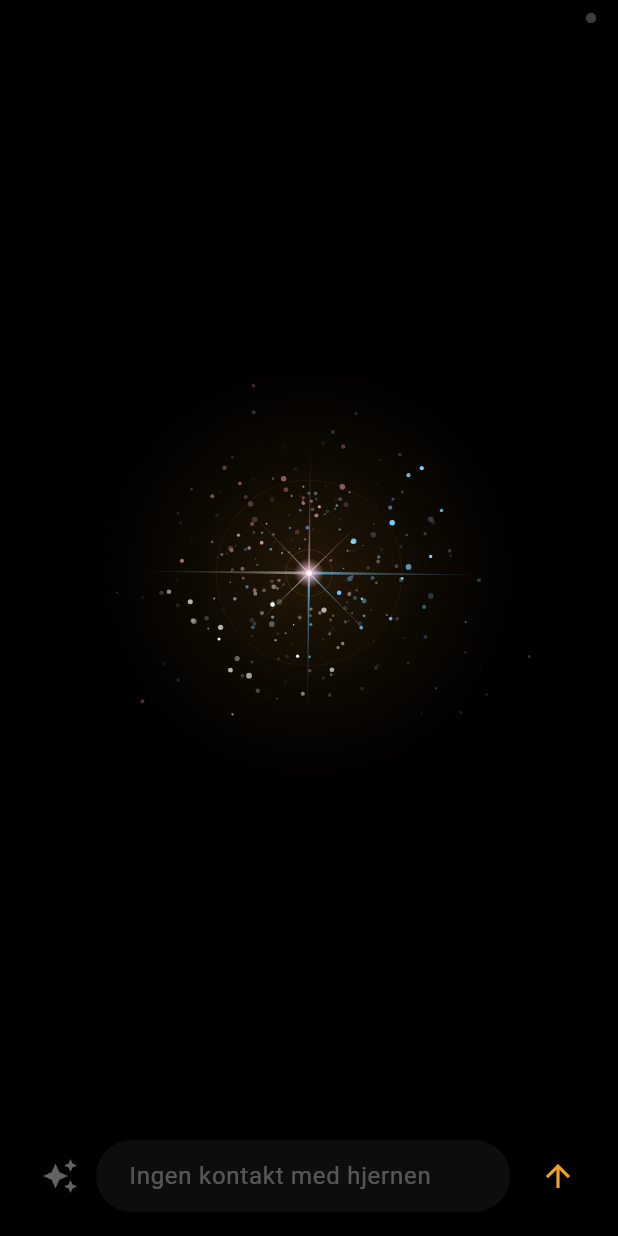
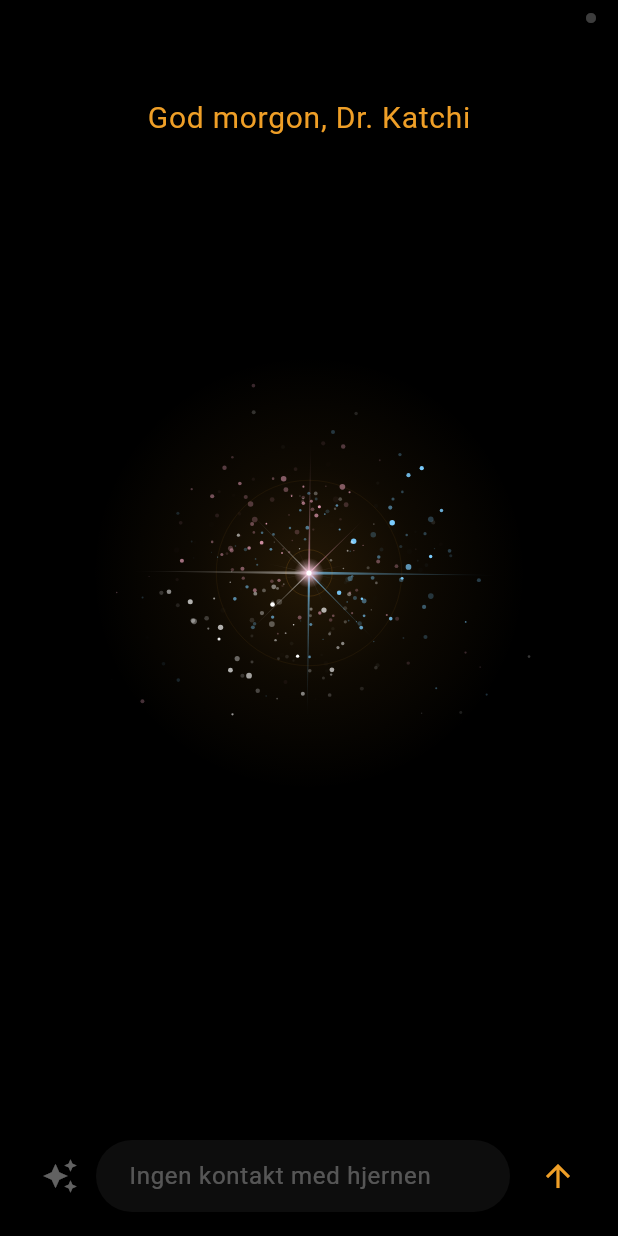
Before and after one commit to Katchii-t4t/Ciel-OS, a Flutter app: the first screen one second after launch, on a phone screen of 412 x 824 dp. Run offline on Flutter 3.47's test engine with Material 3 defaults, Android fonts, the phone set to English and light mode, and no system bars; our stand-ins replace local_auth, shared_preferences; missing offline and left inert: flutter_overlay_window, google_mlkit_digital_ink_recognition; network calls fail.

Commit message:
Ciel orb as Samsung lock-screen wallpaper + welcome greeting on home
Lock screen: renderOrbPng renders a still orb frame; Launcher.setLockWallpaper -> WallpaperManager FLAG_LOCK (SET_WALLPAPER). Ciel orb becomes the lock-screen background; Samsung's native lock UI (clock/widgets/unlock) sits on top. Static, no pulsing. Settings button to set it (uses current mode colour + girl state). Home: time-aware greeting (God morgon/ettermiddag/kveld, Dr. Katchi) fades in on launch + on resume after unlock.

Co-Authored-By: Claude Opus 4.8 <noreply@anthropic.com>

```diff
--- a/ciel_app/lib/screens/home.dart
+++ b/ciel_app/lib/screens/home.dart
@@ -34,6 +34,7 @@ class _HomeScreenState extends State<HomeScreen> with WidgetsBindingObserver {
   bool _overlayPerm = false;
   bool _lockEnabled = false;
   bool _girlPermanent = true; // vis girl mode alltid (kan slåast av i innstillingar)
+  bool _showGreeting = false;
 
   String _mode = 'ambient';
   bool _girlMode = false;
@@ -52,6 +53,7 @@ class _HomeScreenState extends State<HomeScreen> with WidgetsBindingObserver {
     WidgetsBinding.instance.addObserver(this);
     _boot();
     _initOverlay();
+    _greet();
   }
 
   Future<void> _boot() async {
@@ -133,6 +135,27 @@ class _HomeScreenState extends State<HomeScreen> with WidgetsBindingObserver {
       if (mounted) setState(() => _answer += '\n\n[feil: $e]');
     }, onDone: () {
       if (mounted) setState(() => _busy = false);
+    });
+  }
+
+  // ── Velkomst-helsing (JARVIS-augneblinken etter opplåsing) ───────────────
+  String _greetingText() {
+    final h = DateTime.now().hour;
+    final part = h < 5
+        ? 'God natt'
+        : h < 12
+            ? 'God morgon'
+            : h < 18
+                ? 'God ettermiddag'
+                : 'God kveld';
+    return '$part, Dr. Katchi';
+  }
+
+  void _greet() {
+    if (!mounted) return;
+    setState(() => _showGreeting = true);
+    Future.delayed(const Duration(milliseconds: 4500), () {
+      if (mounted) setState(() => _showGreeting = false);
     });
   }
 
@@ -241,6 +264,7 @@ class _HomeScreenState extends State<HomeScreen> with WidgetsBindingObserver {
 
   @override
   void didChangeAppLifecycleState(AppLifecycleState state) async {
+    if (state == AppLifecycleState.resumed) _greet(); // "God morgon, Dr. Katchi" etter opplåsing
     if (!_overlayPerm) return;
     try {
       if (state == AppLifecycleState.paused) {
@@ -346,6 +370,25 @@ class _HomeScreenState extends State<HomeScreen> with WidgetsBindingObserver {
             ),
           ]),
           const SizedBox(height: 8),
+          OutlinedButton.icon(
+            onPressed: () async {
+              final dpr = MediaQuery.of(ctx).devicePixelRatio;
+              final s = MediaQuery.of(ctx).size;
+              final png = await renderOrbPng(
+                width: (s.width * dpr).round(),
+                height: (s.height * dpr).round(),
+                color: _modeColor,
+                girl: _girlPermanent || _girlMode,
+              );
+              if (png != null) {
+                final ok = await Launcher.setLockWallpaper(png);
+                _flash(ok ? 'Ciel sett som låsskjerm-bakgrunn 🌙' : 'Klarte ikkje setje låsskjerm');
+              }
+            },
+            icon: const Icon(Icons.wallpaper),
+            label: const Text('Sett Ciel-orb som låsskjerm'),
+          ),
+          const SizedBox(height: 8),
           FilledButton(
             onPressed: () async {
               final prefs = await SharedPreferences.getInstance();
@@ -369,7 +412,8 @@ class _HomeScreenState extends State<HomeScreen> with WidgetsBindingObserver {
     return Scaffold(
       backgroundColor: Colors.black,
       body: SafeArea(
-        child: Column(children: [
+        child: Stack(children: [
+          Column(children: [
           // Diskret status (ikkje chrome — berre ein liten prikk)
           Padding(
             padding: const EdgeInsets.only(top: 8, right: 14),
@@ -453,6 +497,30 @@ class _HomeScreenState extends State<HomeScreen> with WidgetsBindingObserver {
                     ),
             ]),
           ),
+          ]),
+          // Velkomst-helsing — tonar inn etter opplåsing, så ut igjen
+          Positioned(
+            top: 64,
+            left: 0,
+            right: 0,
+            child: IgnorePointer(
+              child: Center(
+                child: AnimatedOpacity(
+                  opacity: _showGreeting ? 1 : 0,
+                  duration: const Duration(milliseconds: 900),
+                  child: Text(
+                    _greetingText(),
+                    style: TextStyle(
+                      color: _modeColor,
+                      fontSize: 20,
+                      letterSpacing: .5,
+                      shadows: const [Shadow(blurRadius: 14, color: Colors.black)],
+                    ),
+                  ),
+                ),
+              ),
+            ),
+          ),
         ]),
       ),
     );
```
Also changed, not shown: ciel_app/lib/services/launcher.dart (+9 -0 lines), ciel_app/lib/widgets/orb.dart (+32 -0 lines), 2 other files.
